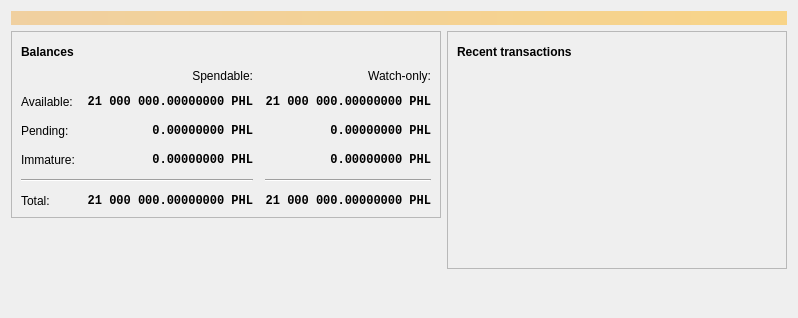
VeriBlock/pop-phl, file src/qt/forms/overviewpage.ui: the form before one commit.
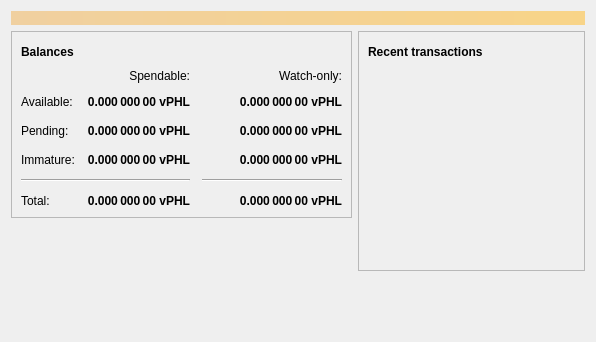
The form after the commit. Icons and pictures are not drawn.

The edit to the form file:
```diff
--- a/src/qt/forms/overviewpage.ui
+++ b/src/qt/forms/overviewpage.ui
@@ -6,8 +6,8 @@
    <rect>
     <x>0</x>
     <y>0</y>
-    <width>798</width>
-    <height>318</height>
+    <width>596</width>
+    <height>342</height>
    </rect>
   </property>
   <property name="windowTitle">
@@ -118,7 +118,6 @@
              <widget class="QLabel" name="labelWatchPending">
               <property name="font">
                <font>
-                <family>Monospace</family>
                 <weight>75</weight>
                 <bold>true</bold>
                </font>
@@ -130,7 +129,7 @@
                <string>Unconfirmed transactions to watch-only addresses</string>
               </property>
               <property name="text">
-               <string notr="true">0.00000000 PHL</string>
+               <string notr="true">0.000 000 00 vPHL</string>
               </property>
               <property name="alignment">
                <set>Qt::AlignRight|Qt::AlignTrailing|Qt::AlignVCenter</set>
@@ -144,7 +143,6 @@
              <widget class="QLabel" name="labelUnconfirmed">
               <property name="font">
                <font>
-                <family>Monospace</family>
                 <weight>75</weight>
                 <bold>true</bold>
                </font>
@@ -156,7 +154,7 @@
                <string>Total of transactions that have yet to be confirmed, and do not yet count toward the spendable balance</string>
               </property>
               <property name="text">
-               <string notr="true">0.00000000 PHL</string>
+               <string notr="true">0.000 000 00 vPHL</string>
               </property>
               <property name="alignment">
                <set>Qt::AlignRight|Qt::AlignTrailing|Qt::AlignVCenter</set>
@@ -170,7 +168,6 @@
              <widget class="QLabel" name="labelWatchImmature">
               <property name="font">
                <font>
-                <family>Monospace</family>
                 <weight>75</weight>
                 <bold>true</bold>
                </font>
@@ -182,7 +179,7 @@
                <string>Mined balance in watch-only addresses that has not yet matured</string>
               </property>
               <property name="text">
-               <string notr="true">0.00000000 PHL</string>
+               <string notr="true">0.000 000 00 vPHL</string>
               </property>
               <property name="alignment">
                <set>Qt::AlignRight|Qt::AlignTrailing|Qt::AlignVCenter</set>
@@ -229,7 +226,6 @@
              <widget class="QLabel" name="labelImmature">
               <property name="font">
                <font>
-                <family>Monospace</family>
                 <weight>75</weight>
                 <bold>true</bold>
                </font>
@@ -241,7 +237,7 @@
                <string>Mined balance that has not yet matured</string>
               </property>
               <property name="text">
-               <string notr="true">0.00000000 PHL</string>
+               <string notr="true">0.000 000 00 vPHL</string>
               </property>
               <property name="alignment">
                <set>Qt::AlignRight|Qt::AlignTrailing|Qt::AlignVCenter</set>
@@ -275,7 +271,6 @@
              <widget class="QLabel" name="labelTotal">
               <property name="font">
                <font>
-                <family>Monospace</family>
                 <weight>75</weight>
                 <bold>true</bold>
                </font>
@@ -287,7 +282,7 @@
                <string>Your current total balance</string>
               </property>
               <property name="text">
-               <string notr="true">21 000 000.00000000 PHL</string>
+               <string notr="true">0.000 000 00 vPHL</string>
               </property>
               <property name="alignment">
                <set>Qt::AlignRight|Qt::AlignTrailing|Qt::AlignVCenter</set>
@@ -301,7 +296,6 @@
              <widget class="QLabel" name="labelWatchTotal">
               <property name="font">
                <font>
-                <family>Monospace</family>
                 <weight>75</weight>
                 <bold>true</bold>
                </font>
@@ -313,7 +307,7 @@
                <string>Current total balance in watch-only addresses</string>
               </property>
               <property name="text">
-               <string notr="true">21 000 000.00000000 PHL</string>
+               <string notr="true">0.000 000 00 vPHL</string>
               </property>
               <property name="alignment">
                <set>Qt::AlignRight|Qt::AlignTrailing|Qt::AlignVCenter</set>
@@ -344,7 +338,6 @@
              <widget class="QLabel" name="labelBalance">
               <property name="font">
                <font>
-                <family>Monospace</family>
                 <weight>75</weight>
                 <bold>true</bold>
                </font>
@@ -356,7 +349,7 @@
                <string>Your current spendable balance</string>
               </property>
               <property name="text">
-               <string notr="true">21 000 000.00000000 PHL</string>
+               <string notr="true">0.000 000 00 vPHL</string>
               </property>
               <property name="alignment">
                <set>Qt::AlignRight|Qt::AlignTrailing|Qt::AlignVCenter</set>
@@ -370,7 +363,6 @@
              <widget class="QLabel" name="labelWatchAvailable">
               <property name="font">
                <font>
-                <family>Monospace</family>
                 <weight>75</weight>
                 <bold>true</bold>
                </font>
@@ -382,7 +374,7 @@
                <string>Your current balance in watch-only addresses</string>
               </property>
               <property name="text">
-               <string notr="true">21 000 000.00000000 PHL</string>
+               <string notr="true">0.000 000 00 vPHL</string>
               </property>
               <property name="alignment">
                <set>Qt::AlignRight|Qt::AlignTrailing|Qt::AlignVCenter</set>
```
